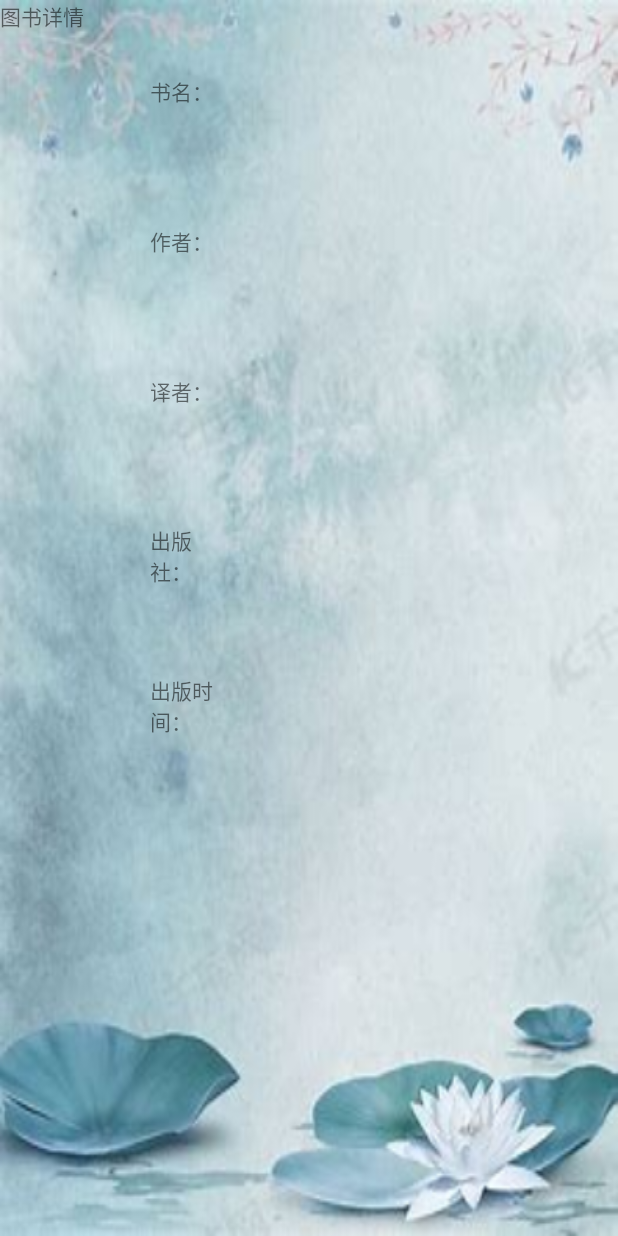
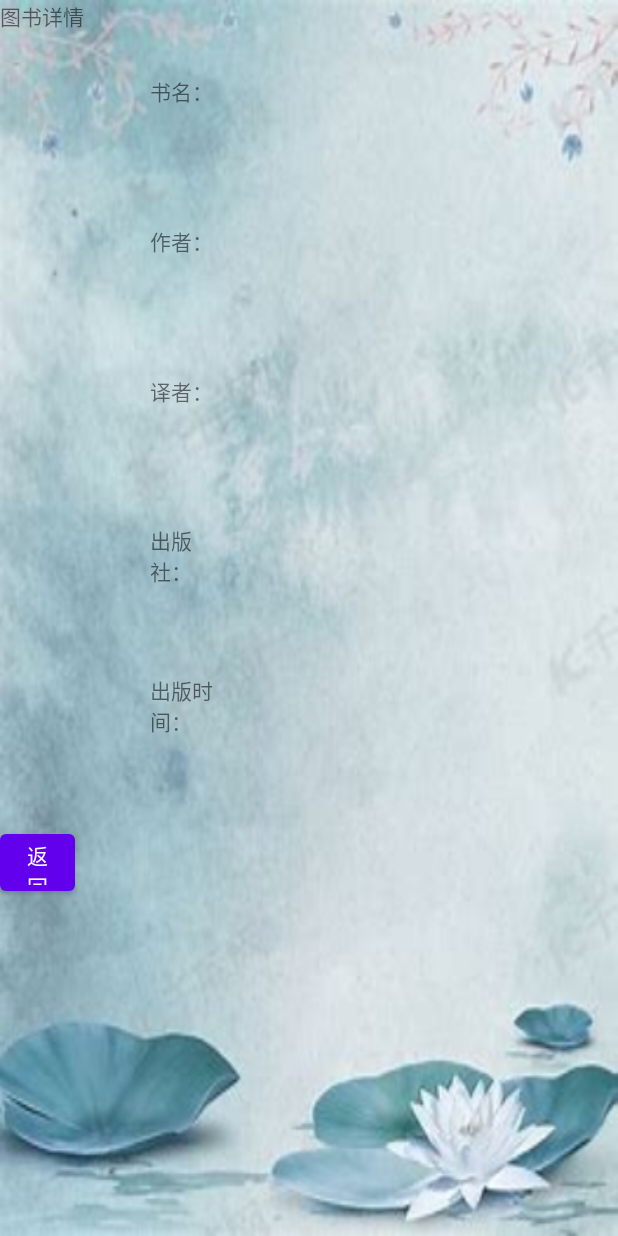
Before and after one commit to sheepna/BMApplication, an Android app: the layout activity_detail.xml on its own in the app's theme, with its tools: preview values and no code run, on a phone screen of 412 x 824 dp. Run offline under Robolectric (Android 15) with nearby library versions, the phone set to English and light mode, and no system bars.

Commit message:
DetailActivity添加返回按钮

```diff
--- a/app/src/main/java/com/jnu/bmapplication/MainActivity.java
+++ b/app/src/main/java/com/jnu/bmapplication/MainActivity.java
@@ -383,8 +383,8 @@ public class MainActivity extends AppCompatActivity {
     public void getBook(){
         books.add(new Book("人生海海","麦家 ","北京十月文艺出版社","2019-04",R.drawable.book_1,"无"));
         books.add(new Book("兄弟","余华","作家出版社","2012-09",R.drawable.book_1,"无"));
-        //books.add(new Book("三体","刘慈欣","电子影音出版社","2018-12",R.drawable.book_1,"无"));
-        //books.add(new Book("命运","蔡崇达","广州出版社","2022-09",R.drawable.book_1,"无"));
+        books.add(new Book("三体","刘慈欣","电子影音出版社","2018-12",R.drawable.book_1,"无"));
+        books.add(new Book("命运","蔡崇达","广州出版社","2022-09",R.drawable.book_1,"无"));
         //books.add(new Book("白鹿原","陈忠实","人民文学出版社","2010-07",R.drawable.book_1,"无"));
         //books.add(new Book("我与地坛","史铁生","人民文学出版社","2011-04",R.drawable.book_1,"无"));
     }
--- a/app/src/main/res/layout/activity_detail.xml
+++ b/app/src/main/res/layout/activity_detail.xml
@@ -113,4 +113,10 @@
             </LinearLayout>
         </LinearLayout>
     </LinearLayout>
+    <Button
+        android:id="@+id/detail_button"
+        android:layout_width="50dp"
+        android:layout_height="50dp"
+        android:text="返回">
+    </Button>
 </LinearLayout>
```
Also changed, not shown: app/src/main/java/com/jnu/bmapplication/DetailActivity.java (+10 -0 lines).
